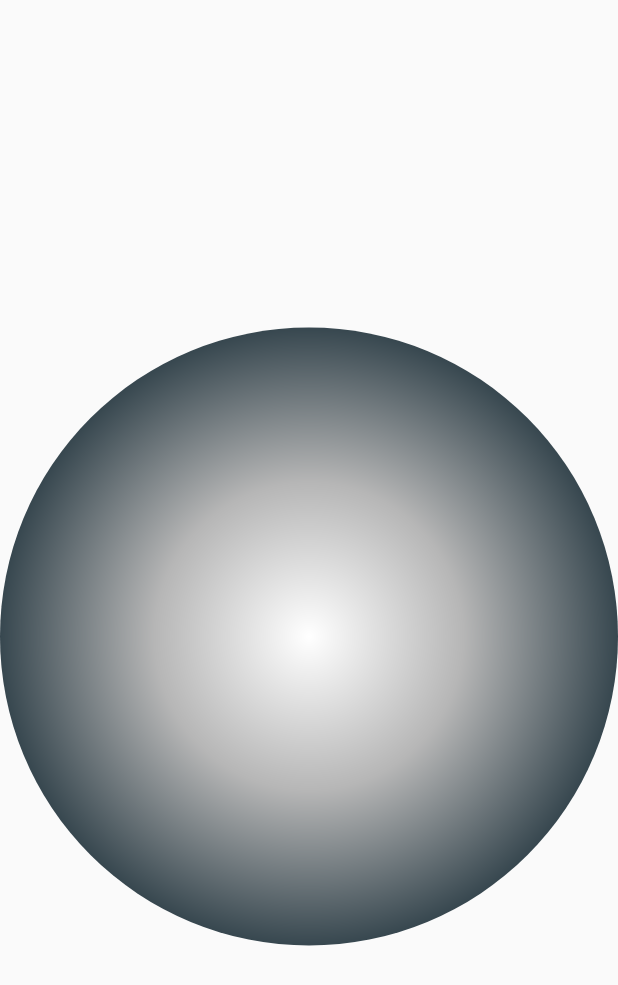
After one commit to selcukcihan/sensors, an Android app: the layout fragment_luminescence.xml on its own in the app's theme, with its tools: preview values and no code run, on a phone screen of 412 x 824 dp. The commit adds this screen. Shown: the top 985 px of the screen. Run offline under Robolectric (Android 15) with nearby library versions, the phone set to English and light mode, and no system bars.

Commit message:
luminescence devam

```diff
--- /dev/null
+++ b/app/src/main/res/drawable/circle.xml
@@ -0,0 +1,16 @@
+<?xml version="1.0" encoding="utf-8"?>
+<shape xmlns:android="http://schemas.android.com/apk/res/android"
+    android:shape="oval" >
+    <gradient
+        android:centerColor="@color/divider"
+        android:endColor="@color/dark"
+        android:gradientRadius="50dp"
+        android:startColor="@color/icons"
+        android:type="radial"
+        android:layout_width="match_parent"
+        android:layout_height="match_parent">
+    </gradient>
+    <size
+        android:height="100dp"
+        android:width="100dp"/>
+</shape>
--- /dev/null
+++ b/app/src/main/res/layout/fragment_luminescence.xml
@@ -0,0 +1,26 @@
+<FrameLayout xmlns:android="http://schemas.android.com/apk/res/android"
+    xmlns:tools="http://schemas.android.com/tools"
+    android:layout_width="match_parent"
+    android:layout_height="match_parent"
+    tools:context="com.selcukcihan.android.sensors.PressureFragment">
+
+    <LinearLayout
+        android:orientation="vertical"
+        android:layout_width="match_parent"
+        android:layout_height="match_parent">
+        <TextView
+            android:id="@+id/readings_detail"
+            android:layout_width="wrap_content"
+            android:layout_height="wrap_content"
+            android:textAppearance="?android:attr/textAppearanceMedium"
+            android:layout_gravity="center_horizontal"
+            android:textColor="@color/primary_text"
+            android:text="@string/hello_blank_fragment" />
+        <ImageView
+            android:id="@+id/luminescence_circle"
+            android:layout_width="match_parent"
+            android:layout_height="match_parent"
+            android:contentDescription="@string/app_name"
+            android:src="@drawable/circle" />
+    </LinearLayout>
+</FrameLayout>
--- a/app/src/main/res/values/donottranslate.xml
+++ b/app/src/main/res/values/donottranslate.xml
@@ -9,5 +9,6 @@
         <item>13:ambient_temperature</item><!--TYPE_AMBIENT_TEMPERATURE-->
         <item>8:proximity</item><!--TYPE_PROXIMITY-->
         <item>9:gravity</item><!--TYPE_GRAVITY-->
+        <item>5:light</item><!--TYPE_LIGHT-->
     </string-array>
 </resources>
```
Also changed, not shown: app/src/main/java/com/selcukcihan/android/sensors/LightFragment.java (added, +30 -0 lines), app/src/main/java/com/selcukcihan/android/sensors/LightView.java (added, +91 -0 lines), app/src/main/java/com/selcukcihan/android/sensors/LuminescenceFragment.java (added, +43 -0 lines), app/src/main/java/com/selcukcihan/android/sensors/SensorFragment.java (+6 -2 lines), app/src/main/res/layout/fragment_light.xml (added, +26 -0 lines), app/src/main/res/values/strings.xml (+6 -2 lines), app/src/main/light-web.png (added), app/src/main/res/mipmap-hdpi/light.png (added), app/src/main/res/mipmap-mdpi/light.png (added), app/src/main/res/mipmap-xhdpi/light.png (added), app/src/main/res/mipmap-xxhdpi/light.png (added), app/src/main/res/mipmap-xxxhdpi/light.png (added), 1 other file.
